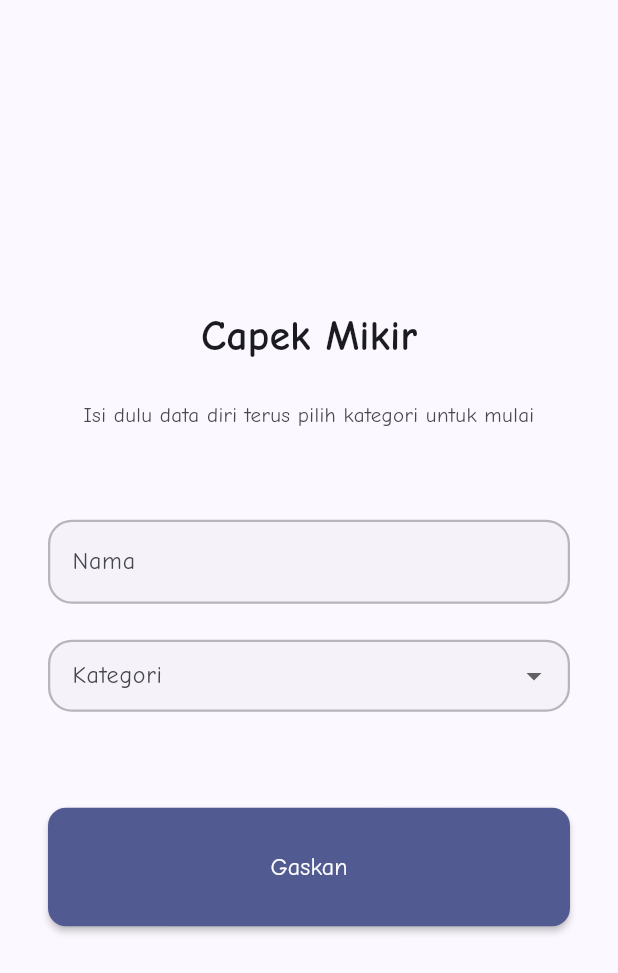
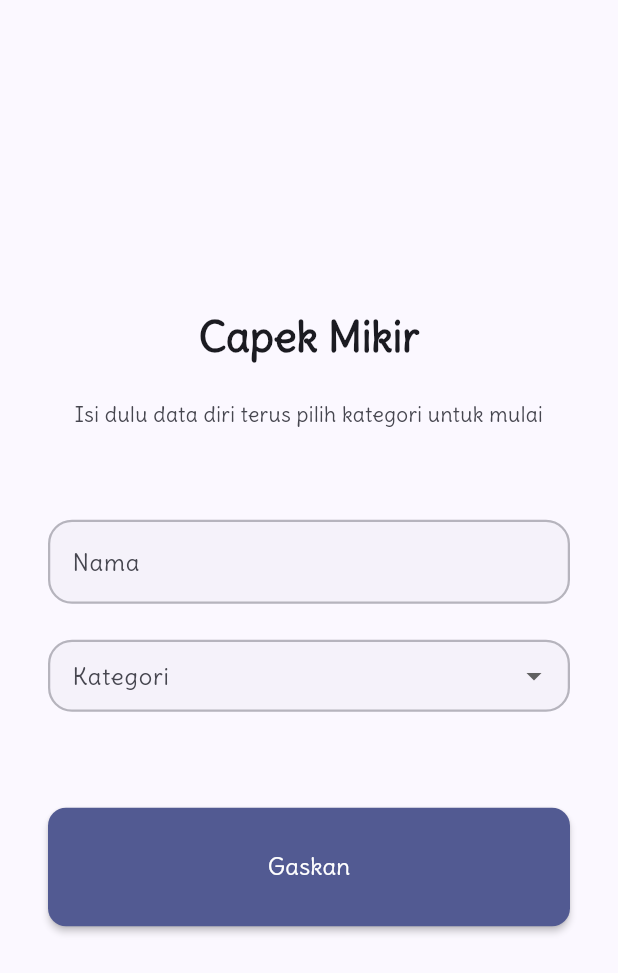
Before and after one commit to andreasmlbngaol/capek_mikir, a Flutter app: the screen it shows after launch, on a phone screen of 412 x 824 dp. Shown: the top 973 px of the screen. Run offline on Flutter 3.47's test engine with Material 3 defaults, Android fonts, the phone set to English and light mode, and no system bars; our stand-ins replace go_router.

Commit message:
refactor: Replace Comic Neue font with Delius
This commit swaps the application's font from `Comic Neue` to `Delius`.

- **Font Asset Changes**:
  - Removes all `Comic Neue` font files (`.ttf`) from the `assets/fonts` directory.
  - Adds the `Delius-Regular.ttf` font file to `assets/fonts`.

- **Configuration Updates**:
  - Updates `pubspec.yaml` to remove the `Comic` font family and registers the new `Delius` font family.
  - Modifies `main.dart` to apply the `Delius` font family to both the light and dark themes, replacing `Comic`.

```diff
--- a/lib/main.dart
+++ b/lib/main.dart
@@ -28,14 +28,14 @@ class MyApp extends StatelessWidget {
         child: MaterialApp.router(
           title: "Capek Mikir",
           theme: ThemeData(
-              fontFamily: "Comic",
+              fontFamily: "Delius",
               colorScheme: ColorScheme.fromSeed(
                   seedColor: Color(0xFF01197E),
                   brightness: Brightness.light
               )
           ),
           darkTheme: ThemeData(
-              fontFamily: "Comic",
+              fontFamily: "Delius",
               colorScheme: ColorScheme.fromSeed(
                   seedColor: Color(0xFF01197E),
                   brightness: Brightness.dark
```
Also changed, not shown: pubspec.yaml (+2 -6 lines), assets/fonts/ComicNeue-Bold.ttf (deleted), assets/fonts/ComicNeue-BoldItalic.ttf (deleted), assets/fonts/ComicNeue-Italic.ttf (deleted), assets/fonts/ComicNeue-Light.ttf (deleted), assets/fonts/ComicNeue-LightItalic.ttf (deleted), assets/fonts/ComicNeue-Regular.ttf (deleted), assets/fonts/Delius-Regular.ttf (added).
